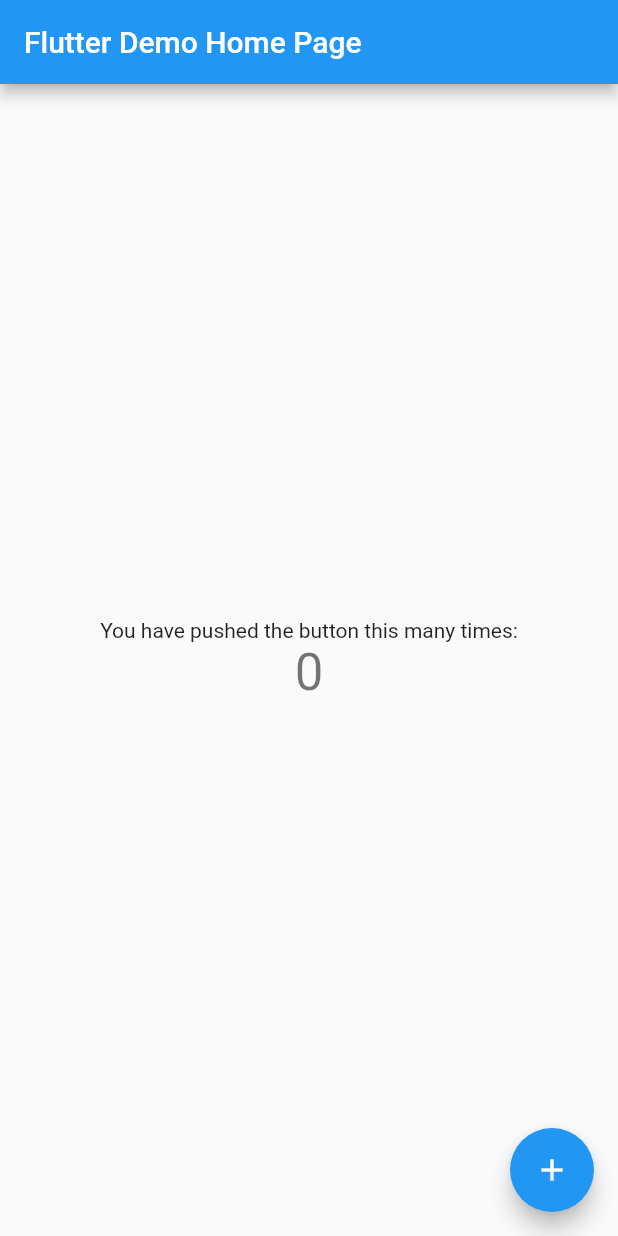
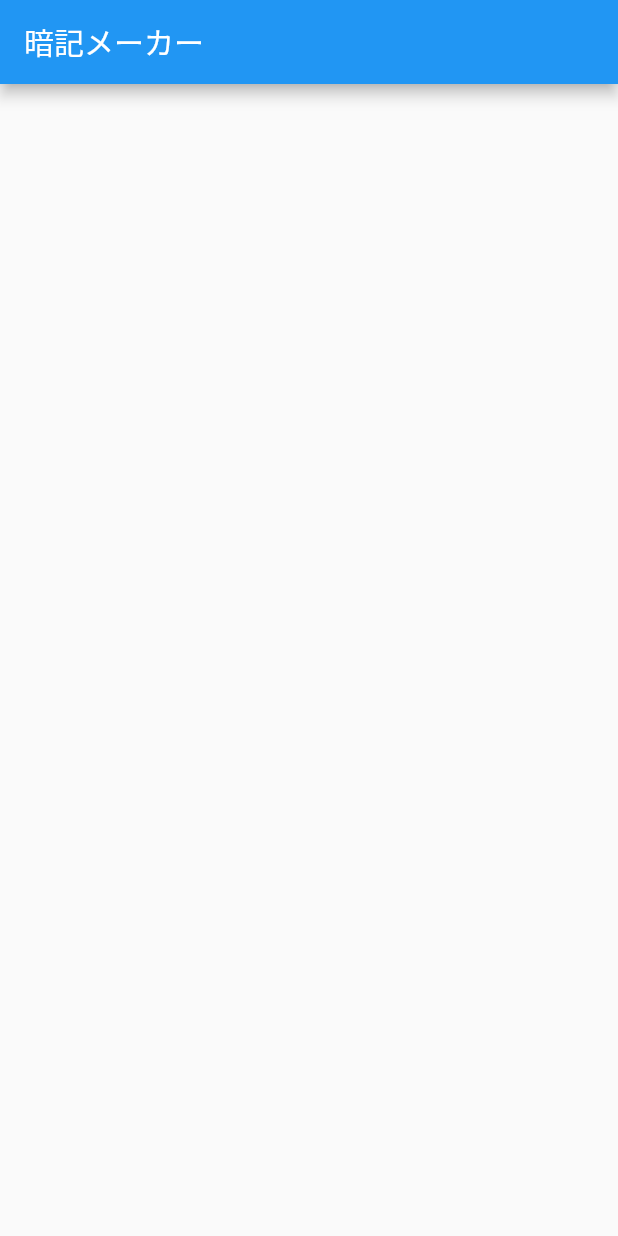
Before and after one commit to ymdkit/test_maker_native_app, a Flutter app: the screen it shows after launch, on a phone screen of 412 x 824 dp. Run offline on Flutter 3.47's test engine with Material 2 defaults, Android fonts, the phone set to English and light mode, and no system bars; our stand-ins replace hooks_riverpod, realm; generated files the repository leaves out were written again; project files that could hold a hidden picture were left out.

Commit message:
不要コードの削除

```diff
--- a/lib/main.dart
+++ b/lib/main.dart
@@ -1,4 +1,5 @@
 import 'package:flutter/material.dart';
+import 'package:hooks_riverpod/hooks_riverpod.dart';
 
 void main() {
   runApp(const MyApp());
@@ -14,54 +15,21 @@ class MyApp extends StatelessWidget {
       theme: ThemeData(
         primarySwatch: Colors.blue,
       ),
-      home: const MyHomePage(title: 'Flutter Demo Home Page'),
+      home: const MyHomePage(),
     );
   }
 }
 
-class MyHomePage extends StatefulWidget {
-  const MyHomePage({super.key, required this.title});
-
-  final String title;
+class MyHomePage extends HookConsumerWidget {
+  const MyHomePage({super.key});
 
   @override
-  State<MyHomePage> createState() => _MyHomePageState();
-}
-
-class _MyHomePageState extends State<MyHomePage> {
-  int _counter = 0;
-
-  void _incrementCounter() {
-    setState(() {
-      _counter++;
-    });
-  }
-
-  @override
-  Widget build(BuildContext context) {
+  Widget build(BuildContext context, WidgetRef ref) {
     return Scaffold(
       appBar: AppBar(
-        title: Text(widget.title),
+        title: const Text('暗記メーカー'),
       ),
-      body: Center(
-        child: Column(
-          mainAxisAlignment: MainAxisAlignment.center,
-          children: <Widget>[
-            const Text(
-              'You have pushed the button this many times:',
-            ),
-            Text(
-              '$_counter',
-              style: Theme.of(context).textTheme.headline4,
-            ),
-          ],
-        ),
-      ),
-      floatingActionButton: FloatingActionButton(
-        onPressed: _incrementCounter,
-        tooltip: 'Increment',
-        child: const Icon(Icons.add),
-      ),
+      body: const Center(),
     );
   }
 }
```
